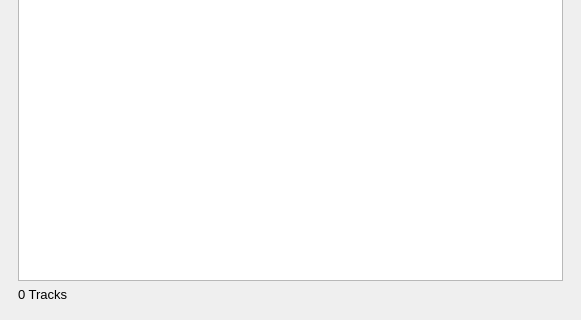
First picture: the form in mutak/mainwindow.ui, repository ahmed-debbech/mutak, before the edit; both pictures show x 0 to 581 and y 414 to 734 of the 581 by 734 pixel window.
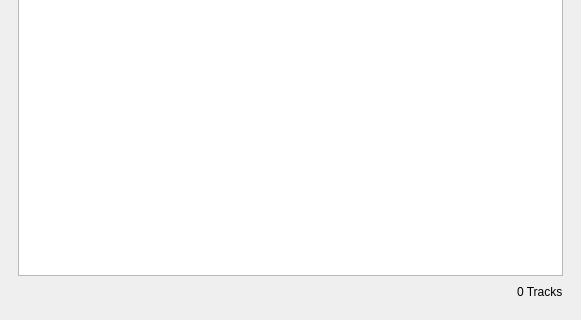
Second picture: the form after the edit. The open tabs and pages were chosen to show the change.

Commit message: Fix layout of main view

Patch:
```diff
--- a/mutak/mainwindow.ui
+++ b/mutak/mainwindow.ui
@@ -209,17 +209,28 @@
          <widget class="QListWidget" name="listWidget"/>
         </item>
         <item>
+         <layout class="QHBoxLayout" name="horizontalLayout_2">
+          <item>
+           <spacer name="horizontalSpacer_4">
+            <property name="orientation">
+             <enum>Qt::Horizontal</enum>
+            </property>
+            <property name="sizeHint" stdset="0">
+             <size>
+              <width>40</width>
+              <height>20</height>
+             </size>
+            </property>
+           </spacer>
+          </item>
+          <item>
          <widget class="QLabel" name="countText">
-          <property name="font">
-           <font>
-            <family>MS Shell Dlg 2</family>
-            <pointsize>10</pointsize>
-           </font>
-          </property>
           <property name="text">
            <string>0 Tracks</string>
           </property>
          </widget>
+          </item>
+         </layout>
         </item>
        </layout>
       </widget>
```
Lines whose indentation alone changed are shown as unchanged.
